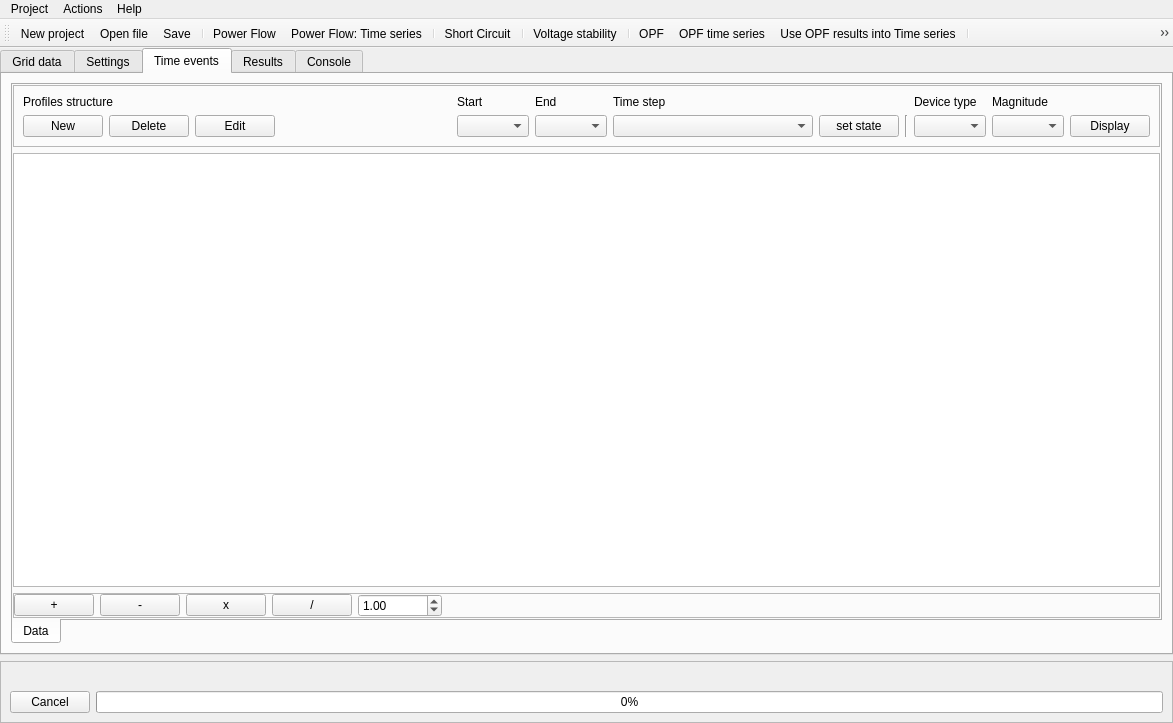
This is UnderDevelopment/GridCal/Gui/Main/MainWindow.ui in SanPen/GridCal as Qt 5 draws it before an edit. The edited form follows.
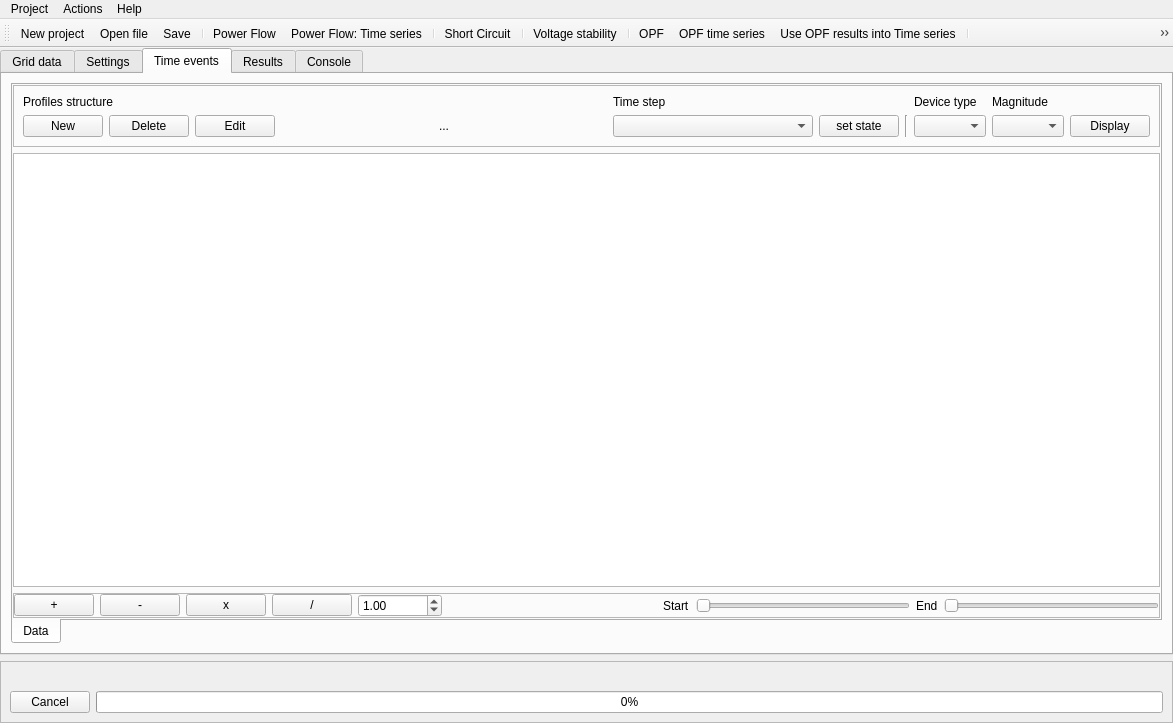
This is the edited form. The open tabs and pages were chosen to show the change. Icons and pictures are not drawn. Custom widgets are drawn as their Qt base class.

Commit message: Added sliders to control the profiles start and end

Patch:
```diff
--- a/UnderDevelopment/GridCal/Gui/Main/MainWindow.ui
+++ b/UnderDevelopment/GridCal/Gui/Main/MainWindow.ui
@@ -2078,9 +2078,6 @@
                  </property>
                 </widget>
                </item>
-               <item row="1" column="6">
-                <widget class="QComboBox" name="comboBox"/>
-               </item>
                <item row="1" column="10">
                 <widget class="Line" name="line_7">
                  <property name="orientation">
@@ -2186,21 +2183,24 @@
                 </widget>
                </item>
                <item row="1" column="5">
-                <widget class="QComboBox" name="comboBox_2"/>
-               </item>
-               <item row="0" column="6">
-                <widget class="QLabel" name="label_35">
+                <widget class="QLabel" name="profile_label">
                  <property name="text">
-                  <string>End</string>
+                  <string>...</string>
                  </property>
                 </widget>
                </item>
-               <item row="0" column="5">
-                <widget class="QLabel" name="label_36">
-                 <property name="text">
-                  <string>Start</string>
+               <item row="1" column="6">
+                <spacer name="horizontalSpacer_9">
+                 <property name="orientation">
+                  <enum>Qt::Horizontal</enum>
                  </property>
-                </widget>
+                 <property name="sizeHint" stdset="0">
+                  <size>
+                   <width>40</width>
+                   <height>20</height>
+                  </size>
+                 </property>
+                </spacer>
                </item>
               </layout>
              </widget>
@@ -2296,6 +2296,34 @@
                  </property>
                 </spacer>
                </item>
+               <item>
+                <widget class="QLabel" name="label_36">
+                 <property name="text">
+                  <string>Start</string>
+                 </property>
+                </widget>
+               </item>
+               <item>
+                <widget class="QSlider" name="profile_start_slider">
+                 <property name="orientation">
+                  <enum>Qt::Horizontal</enum>
+                 </property>
+                </widget>
+               </item>
+               <item>
+                <widget class="QLabel" name="label_35">
+                 <property name="text">
+                  <string>End</string>
+                 </property>
+                </widget>
+               </item>
+               <item>
+                <widget class="QSlider" name="profile_end_slider">
+                 <property name="orientation">
+                  <enum>Qt::Horizontal</enum>
+                 </property>
+                </widget>
+               </item>
               </layout>
              </widget>
             </item>
```
The commit also changes 5 other files.
